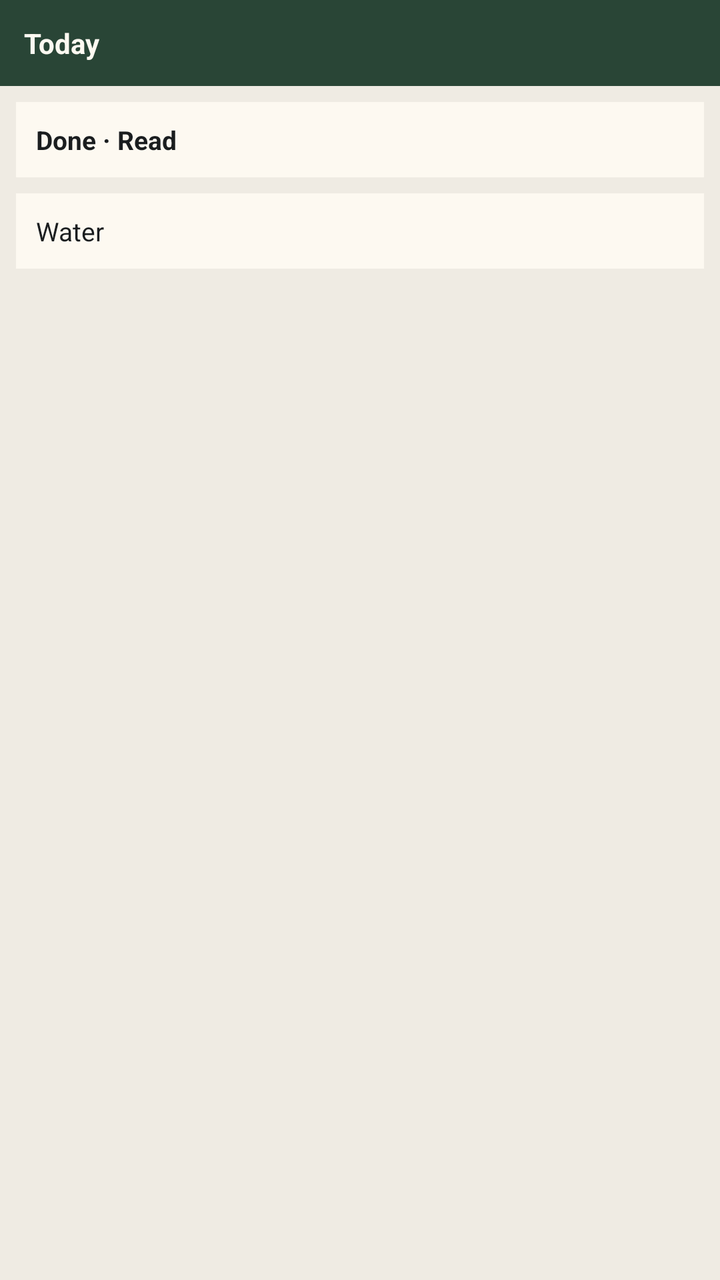
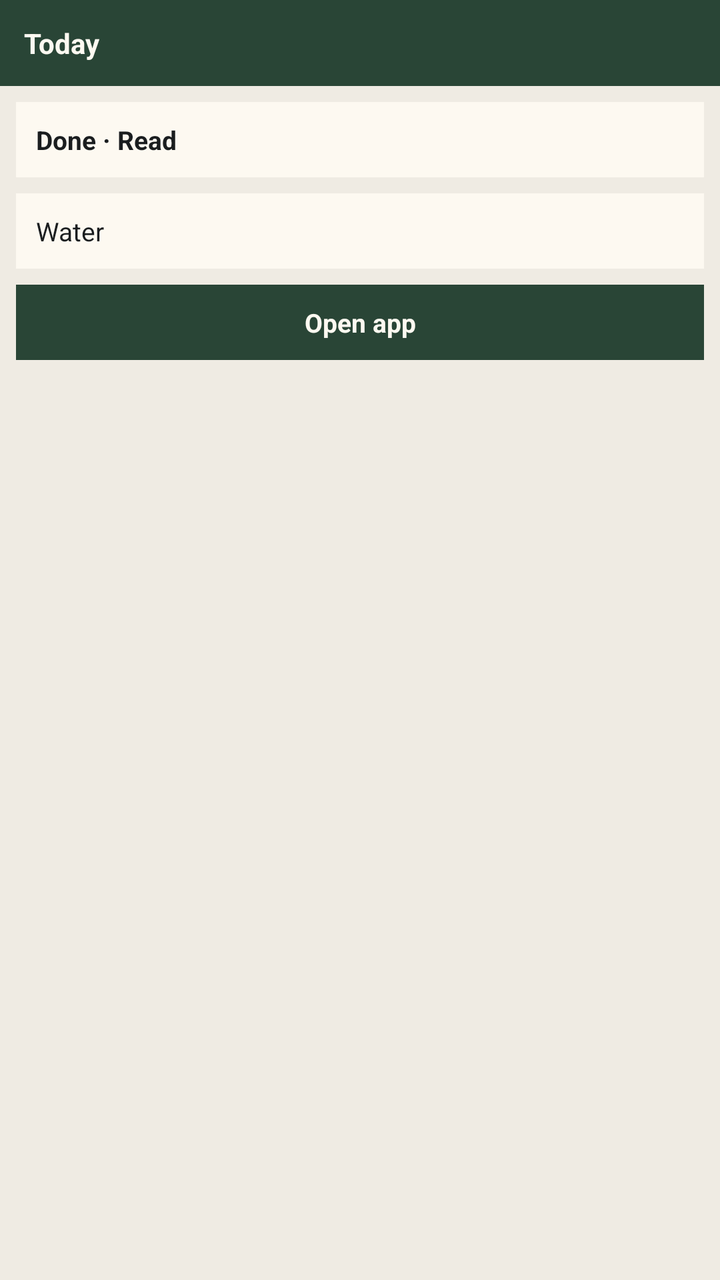

The first picture is an Android layout as it rendered before a commit; the second is the same layout after the commit. The layout source and the unified diff follow.
<!-- AndroidManifest.xml: application theme Theme.InstaDev -->
<!-- res/layout/today_widget_preview.xml -->
<?xml version="1.0" encoding="utf-8"?>
<LinearLayout xmlns:android="http://schemas.android.com/apk/res/android"
    android:layout_width="match_parent"
    android:layout_height="match_parent"
    android:background="@color/habit_surface"
    android:orientation="vertical">

    <TextView
        android:layout_width="match_parent"
        android:layout_height="wrap_content"
        android:background="@color/habit_primary"
        android:padding="12dp"
        android:text="@string/today_widget_title"
        android:textColor="@color/habit_field"
        android:textSize="14sp"
        android:textStyle="bold" />

    <TextView
        android:layout_width="match_parent"
        android:layout_height="wrap_content"
        android:layout_margin="8dp"
        android:background="@color/habit_field"
        android:padding="10dp"
        android:text="@string/today_widget_preview_done"
        android:textColor="@color/habit_on_surface"
        android:textSize="13sp"
        android:textStyle="bold" />

    <TextView
        android:layout_width="match_parent"
        android:layout_height="wrap_content"
        android:layout_marginHorizontal="8dp"
        android:background="@color/habit_field"
        android:padding="10dp"
        android:text="@string/today_widget_preview_pending"
        android:textColor="@color/habit_on_surface"
        android:textSize="13sp" />
</LinearLayout>
<!-- resources referenced by this layout -->
<resources>
  <color name="habit_field">#FFFDF9F1</color>
  <color name="habit_on_surface">#FF1A1D1F</color>
  <color name="habit_primary">#FF294536</color>
  <color name="habit_surface">#FFEFEBE3</color>
  <string name="today_widget_preview_done">Done · Read</string>
  <string name="today_widget_preview_pending">Water</string>
  <string name="today_widget_title">Today</string>
  <style name="Theme.InstaDev" parent="android:Theme.Material.Light.NoActionBar">
          <item name="android:statusBarColor">@android:color/transparent</item>
          <item name="android:navigationBarColor">@android:color/transparent</item>
          <item name="android:windowDrawsSystemBarBackgrounds">true</item>
          <item name="android:enforceStatusBarContrast">false</item>
          <item name="android:enforceNavigationBarContrast">false</item>
      </style>
</resources>

<!-- the commit's change to res/layout/today_widget_preview.xml (unified diff, before → after) -->
@@ -35,4 +35,16 @@
         android:text="@string/today_widget_preview_pending"
         android:textColor="@color/habit_on_surface"
         android:textSize="13sp" />
+
+    <TextView
+        android:layout_width="match_parent"
+        android:layout_height="wrap_content"
+        android:layout_margin="8dp"
+        android:background="@color/habit_primary"
+        android:gravity="center"
+        android:padding="10dp"
+        android:text="@string/widget_open_app"
+        android:textColor="@color/habit_field"
+        android:textSize="13sp"
+        android:textStyle="bold" />
 </LinearLayout>
<!-- resource entries referenced after the edit -->
@@ -7,6 +7,7 @@
   <string name="today_widget_preview_done">Done · Read</string>
   <string name="today_widget_preview_pending">Water</string>
   <string name="today_widget_title">Today</string>
+  <string name="widget_open_app">Open app</string>
   <style name="Theme.InstaDev" parent="android:Theme.Material.Light.NoActionBar">
           <item name="android:statusBarColor">@android:color/transparent</item>
           <item name="android:navigationBarColor">@android:color/transparent</item>
